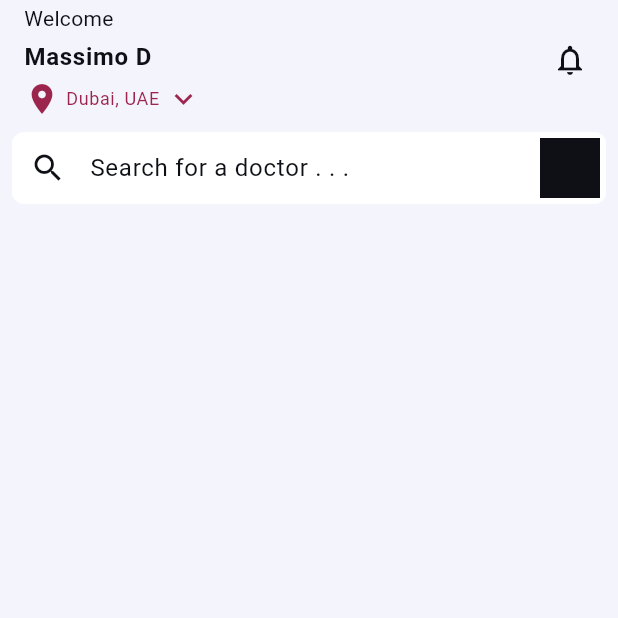
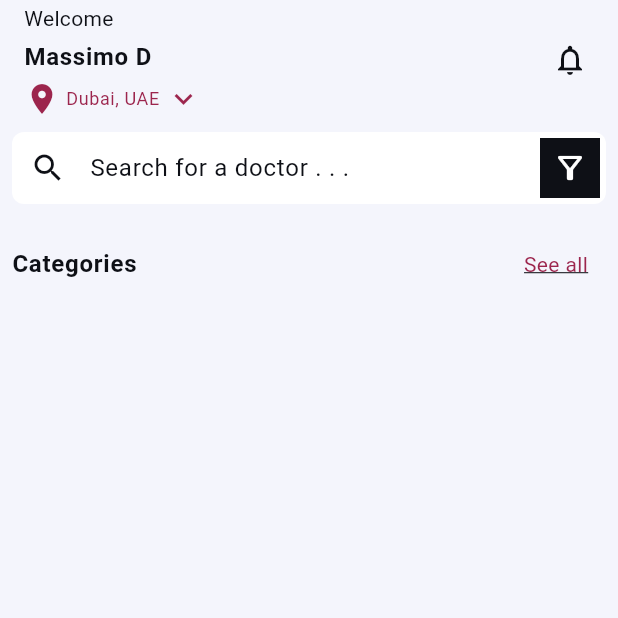
Before and after one commit to hafsaabidsaeed/Doctor-Booking-App, a Flutter app: the screen it shows after launch, on a phone screen of 412 x 824 dp, the top half of it. Run offline on Flutter 3.47's test engine with Material 3 defaults, Android fonts, the phone set to English and light mode, and no system bars; our stand-ins replace google_fonts.

```diff
--- a/lib/main.dart
+++ b/lib/main.dart
@@ -14,6 +14,7 @@ class MyApp extends StatelessWidget {
   @override
   Widget build(BuildContext context) {
     return MaterialApp(
+      debugShowCheckedModeBanner: false,
       title: 'Doctor Booking App',
       theme: const AppTheme().themeData,
       home: HomeScreen() ,
--- a/lib/screens/home_screen.dart
+++ b/lib/screens/home_screen.dart
@@ -1,3 +1,4 @@
+import 'package:doctor_app/shared/widgets/titles/section_title.dart';
 import 'package:flutter/material.dart';
 
 class HomeScreen extends StatelessWidget {
@@ -90,7 +91,7 @@ class HomeView extends StatelessWidget {
                       decoration:  BoxDecoration(
                         color:  colorScheme.onSurfaceVariant,
                       ),
-                      child: const Icon(Icons.filter_alt_outlined))
+                      child: const Icon(Icons.filter_alt_outlined, color: Colors.white,))
               ),
             ),
           ),
@@ -121,8 +122,13 @@ class _DoctorCategories extends StatelessWidget {
     return Column(
       children: [
         //Title
+        SectionTitle(
+          title: 'Categories',
+          action: 'See all',
+          onPressed: () {} ,
+        ),
 
-        //Icons
+        //Icons and labels
 
 
       ],
--- /dev/null
+++ b/lib/shared/widgets/titles/section_title.dart
@@ -0,0 +1,41 @@
+import 'package:flutter/cupertino.dart';
+import 'package:flutter/material.dart';
+
+class SectionTitle extends StatelessWidget {
+  const SectionTitle(
+      {super.key, required this.title, this.action, this.onPressed});
+
+  final String title; // title as input
+  final String? action; //action represents the text inside text button
+  final VoidCallback?
+      onPressed; // Void call back is the action performed when user clicks the button
+
+  @override
+  Widget build(BuildContext context) {
+    final textTheme = Theme.of(context).textTheme;
+    final coloScheme = Theme.of(context).colorScheme;
+
+    return Row(
+      mainAxisAlignment: MainAxisAlignment.spaceBetween,
+      children: [
+        // Title
+        Text(
+          title,
+          style: textTheme.bodyLarge!.copyWith(fontWeight: FontWeight.bold),
+        ),
+
+        // See All button
+        if (action != null)
+          TextButton(
+            onPressed: () {},
+            child: Text(
+              action!,
+              style: textTheme.bodyMedium!.copyWith(
+                  decoration: TextDecoration.underline,
+                  color: coloScheme.secondary),
+            ),
+          ),
+      ],
+    );
+  }
+}
--- /dev/null
+++ b/packages/models/analysis_options.yaml
@@ -0,0 +1,4 @@
+include: package:flutter_lints/flutter.yaml
+
+# Additional information about this file can be found at
+# https://dart.dev/guides/language/analysis-options
```
Also changed, not shown: lib/shared/widgets/avatars/circle_avatar_with_text_label.dart (added, +44 -0 lines), packages/models/lib/models.dart (added, +7 -0 lines), packages/models/pubspec.yaml (added, +54 -0 lines), 6 other files.
